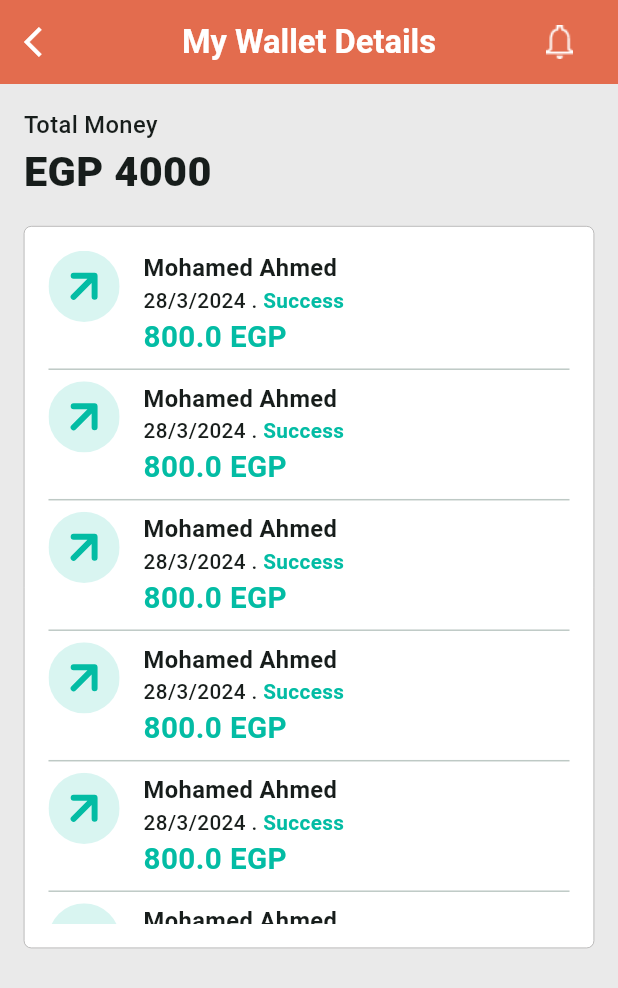
After one commit to Hussein2077/pile_up, a Flutter app: the MyWalletDetails screen opened by its route, on a phone screen of 412 x 824 dp. The commit adds this screen. Shown: the top 988 px of the screen. Run offline on Flutter 3.47's test engine with Material 3 defaults, Android fonts, the light colour scheme and no system bars; our stand-ins replace carousel_slider, dartz, dio, dropdown_button2, easy_localization, equatable and 11 more; missing offline and left inert: animated_float_action_button; accounts and stored records are empty.

Commit message:
.
add myWalletDetails Screen

```diff
--- a/lib/core/resource_manager/asset_path.dart
+++ b/lib/core/resource_manager/asset_path.dart
@@ -33,5 +33,8 @@ class AssetPath {
   static const String changeLanguageIcon = '$pathImage/changeLanguageIcon.SVG';
   static const String editIcon = '$pathImage/editIcon.SVG';
   static const String shareIcon = '$pathImage/shareIcon.SVG';
-
+  static const String upwardArrowIcon = '$pathImage/upwardArrow.SVG';
+  static const String upwardArrowWithAvatar = '$pathImage/upwardArrowWithAvatarIcon.svg';
+  static const String downwardArrowIcon = '$pathImage/downwardArrow.SVG';
+  static const String downwardArrowWithAvatar = '$pathImage/downwardArrowWithAvatarIcon.svg';
 }
--- a/lib/core/resource_manager/colors.dart
+++ b/lib/core/resource_manager/colors.dart
@@ -24,5 +24,8 @@ class AppColors {
    static const Color borderColor = Color(0xffa9a8a8);
    static const Color backgroundColor = Color(0xffF6F6F6);
    static const Color textColorUnselected = Color(0xff929292);
+   static const Color myWalledDetailsScreenBackground = Color(0xffEAEAEA);
+   static const Color transactionSuccessColor = Color(0xff03BCA4);
+   static const Color transactionFailedColor = Color(0xffBC0309);
 
 }
--- a/lib/core/resource_manager/routes.dart
+++ b/lib/core/resource_manager/routes.dart
@@ -10,6 +10,7 @@ import 'package:pile_up/features/home/presentation/home_screen.dart';
 import 'package:pile_up/features/main_screen.dart';
 import 'package:pile_up/features/my_piles/presentation/componants/pile_options/via_email.dart';
 import 'package:pile_up/features/my_piles/presentation/componants/pile_options/via_sms.dart';
+import 'package:pile_up/features/my_wallet/presentation/screens/my_wallet_Screen.dart';
 import 'package:pile_up/features/on_boarding/on_boarding.dart';
 import 'package:pile_up/features/profile/presentation/profile_screen.dart';
 
@@ -33,6 +34,7 @@ class Routes {
   static const String viaSMS = "/viaSMS";
   static const String qrCode = "/qrCode";
   static const String terms = "/terms";
+  static const String myWallet = "/myWallet";
 }
 
 class RouteGenerator {
@@ -109,6 +111,11 @@ class RouteGenerator {
             pageBuilder: (context, animation, secondaryAnimation) =>
             const TermsAndConditions(),
             transitionsBuilder: customAnimate);
+      case Routes.myWallet:
+        return PageRouteBuilder(
+            pageBuilder: (context, animation, secondaryAnimation) =>
+            const MyWalletDetails(),
+            transitionsBuilder: customAnimate);
 
     }
     return unDefinedRoute();
--- a/lib/core/resource_manager/string_manager.dart
+++ b/lib/core/resource_manager/string_manager.dart
@@ -139,4 +139,8 @@ class StringManager {
   static const String send = "Send";
   static const String contactUs = "Contact us";
   static const String myProfile = "My Profile";
+
+  static const String inString = "In";
+  static const String outString = "Out";
+  static const String addressBook = 'Address Book';
 }
--- /dev/null
+++ b/lib/features/my_wallet/presentation/screens/my_wallet_Screen.dart
@@ -0,0 +1,125 @@
+import 'package:flutter/material.dart';
+import 'package:pile_up/core/resource_manager/colors.dart';
+import 'package:pile_up/core/utils/app_size.dart';
+import 'package:pile_up/core/widgets/app_bar.dart';
+import 'package:pile_up/features/my_wallet/presentation/widgets/transaction_example.dart';
+
+class MyWalletDetails extends StatefulWidget {
+  const MyWalletDetails({super.key});
+
+  @override
+  State<MyWalletDetails> createState() => _MyWalletDetailsState();
+}
+
+class _MyWalletDetailsState extends State<MyWalletDetails>
+    with TickerProviderStateMixin {
+  late final TabController tabController;
+
+  @override
+  void initState() {
+    tabController = TabController(length: 2, vsync: this);
+    super.initState();
+  }
+
+  @override
+  void dispose() {
+    tabController.dispose();
+    super.dispose();
+  }
+
+  @override
+  Widget build(BuildContext context) {
+    return Scaffold(
+      backgroundColor: AppColors.myWalledDetailsScreenBackground,
+      appBar: appBar(context, text: 'My Wallet Details', isIcon: true),
+      body: Padding(
+        padding: EdgeInsets.symmetric(
+          horizontal: AppSize.defaultSize! * 1.6,
+          vertical: AppSize.defaultSize! * 1.6,
+        ),
+        child: Column(
+          crossAxisAlignment: CrossAxisAlignment.start,
+          children: [
+            Text(
+              'Total Money',
+              style: TextStyle(
+                fontSize: AppSize.defaultSize! * 1.6,
+                fontWeight: FontWeight.w500,
+              ),
+            ),
+            Text(
+              'EGP 4000',
+              style: TextStyle(
+                fontSize: AppSize.defaultSize! * 2.8,
+                fontWeight: FontWeight.w800
+              ),
+            ),
+            SizedBox(height: AppSize.defaultSize! * 1.6),
+            Container(
+              decoration: BoxDecoration(
+                color: AppColors.backGroundColor,
+                borderRadius: BorderRadius.circular(5),
+                border: Border.all(color: AppColors.borderColor, width: .5),
+              ),
+              height: AppSize.defaultSize! * 48.7,
+              child: Padding(
+                padding: const EdgeInsets.all(16),
+                child: ListView.separated(
+                  separatorBuilder: (context, index) {
+                    return const Divider();
+                  },
+                    itemCount: 12,
+                    shrinkWrap: true,
+                    physics: const BouncingScrollPhysics(),
+                    itemBuilder: (context, index) {
+                      return const TransactionExample(
+                        isTransactionIn: true,
+                        name: 'Mohamed Ahmed',
+                        date: '28/3/2024',
+                        isSuccess: true,
+                        amount: 800,
+                      );
+                    }),
+              ),
+            ),
+            //       Container(
+            //         width: AppSize.defaultSize! * 36,
+            //         height: AppSize.defaultSize! * 48.7,
+            //         child: Card(
+            //           child: Column(
+            //             children: [
+            //           Container(
+            //           height: AppSize.screenHeight! * .5,
+            //             decoration: BoxDecoration(
+            //               color: Colors.white,
+            //               borderRadius: BorderRadius.circular(AppSize.defaultSize!),
+            //             ),
+            //             child: DefaultTabController(
+            //               length: 2,
+            //               child: Column(
+            //             children: [
+            //             InOutTabBar(
+            //             tabController: tabController,
+            //             ),
+            //             SizedBox(
+            //               height: AppSize.screenHeight! * .4,
+            //               child: TabBarView(
+            //                   controller: tabController,
+            //                   children: const [
+            //                     InTransactions(),
+            //                     InTransactions(),
+            //                   ]),
+            //             ),
+            //             ],
+            //           ),
+            //         ),
+            //       )
+            //     ],
+            //   ),
+            // ),),
+          ],
+        ),
+      ),
+    );
+  }
+}
--- /dev/null
+++ b/lib/features/my_wallet/presentation/widgets/transaction_example.dart
@@ -0,0 +1,81 @@
+import 'package:flutter/material.dart';
+import 'package:flutter_svg/flutter_svg.dart';
+import 'package:pile_up/core/resource_manager/asset_path.dart';
+import 'package:pile_up/core/resource_manager/colors.dart';
+import 'package:pile_up/core/utils/app_size.dart';
+
+class TransactionExample extends StatelessWidget {
+  const TransactionExample({
+    super.key,
+    required this.isTransactionIn,
+    required this.name,
+    required this.amount,
+    required this.date,
+    required this.isSuccess,
+  });
+
+  final bool isTransactionIn;
+  final String name;
+  final double amount;
+  final String date;
+  final bool isSuccess;
+
+  @override
+  Widget build(BuildContext context) {
+    return Row(
+      crossAxisAlignment: CrossAxisAlignment.start,
+      children: [
+        SvgPicture.asset(
+          isTransactionIn
+              ? AssetPath.upwardArrowWithAvatar
+              : AssetPath.downwardArrowWithAvatar,
+          width: AppSize.defaultSize! * 4.8,
+          height: AppSize.defaultSize! * 4.8,
+        ),
+        SizedBox(width: AppSize.defaultSize! * 1.6),
+        Column(
+          crossAxisAlignment: CrossAxisAlignment.start,
+          children: [
+            Text(
+              name,
+              style: TextStyle(
+                fontSize: AppSize.defaultSize! * 1.6,
+                fontWeight: FontWeight.w700
+              ),
+            ),
+            Row(
+              children: [
+                Text('${date} . ',
+                  style: TextStyle(
+                      fontSize: AppSize.defaultSize! * 1.4,
+                      fontWeight: FontWeight.w500
+                  ),
+                ),
+                isTransactionIn ? Text('Success',
+                  style: TextStyle(
+                      fontSize: AppSize.defaultSize! * 1.4,
+                      fontWeight: FontWeight.w700,
+                      color: AppColors.transactionSuccessColor,
+                  ),
+                ) : Text('Failed',
+                    style: TextStyle(
+                      fontSize: AppSize.defaultSize! * 1.4,
+                      fontWeight: FontWeight.w700,
+                      color: AppColors.transactionFailedColor,
+                    ),
+                    )
+              ],
+            ),
+            Text('${amount.toString()} EGP',
+              style: TextStyle(
+                fontSize: AppSize.defaultSize! * 2,
+                fontWeight: FontWeight.w700,
+                color: AppColors.transactionSuccessColor,
+              ),
+            ),
+          ],
+        ),
+      ],
+    );
+  }
+}
```
Also changed, not shown: lib/features/home/presentation/componants/blog_details/blog_complete.dart (+5 -2 lines), lib/features/home/presentation/componants/drawer/drawer.dart (+10 -2 lines), lib/features/my_wallet/presentation/widgets/in_out_tab_bar.dart (added, +42 -0 lines), lib/features/my_wallet/presentation/widgets/in_transactions.dart (added, +23 -0 lines), assets/images/downwardArrow.svg (added), assets/images/downwardArrowWithAvatarIcon.svg (added), assets/images/upwardArrow.svg (added), assets/images/upwardArrowWithAvatarIcon.svg (added).
